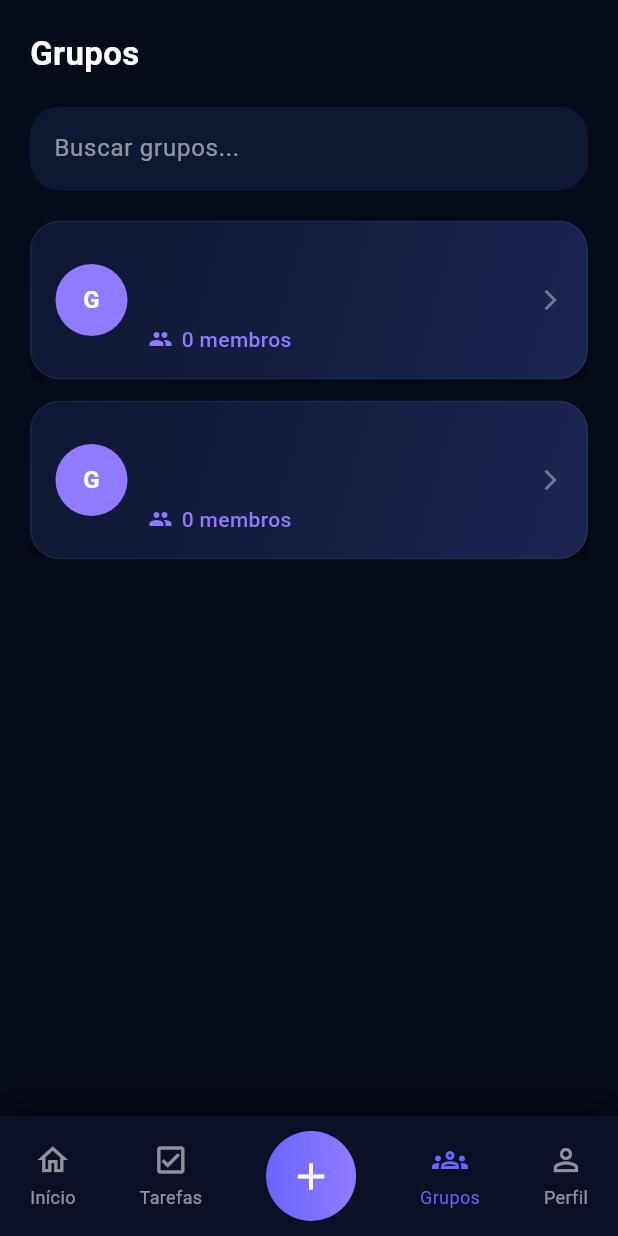
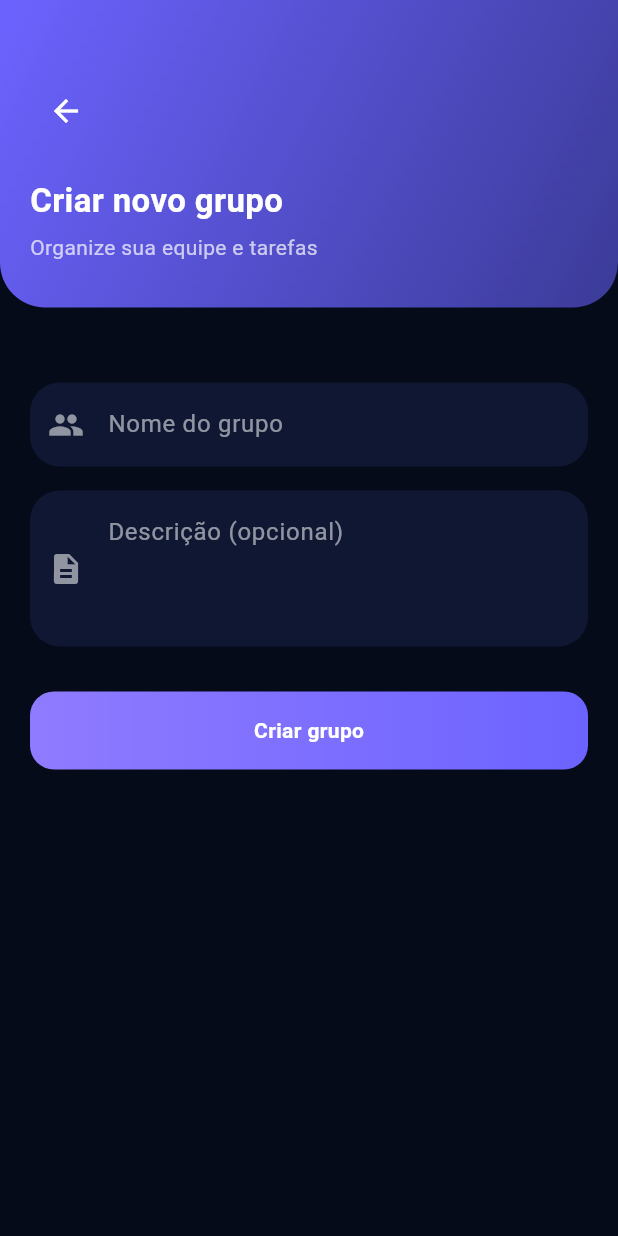
Before and after one commit to Bia-Lara/TeamFlow, a Flutter app: the screen it shows after launch, item 3 of the bottom bar chosen, on a phone screen of 412 x 824 dp. Run offline on Flutter 3.47's test engine with Material 3 defaults, Android fonts, the phone set to English and light mode, and no system bars.

Commit message:
feaat: pagina de criação de grupo

```diff
--- a/lib/core/widgets/app_bottom_navbar.dart
+++ b/lib/core/widgets/app_bottom_navbar.dart
@@ -1,4 +1,5 @@
 import 'package:flutter/material.dart';
+import '../../features/groups/presentation/pages/create_group_page.dart';
 
 class AppBottomNavbar extends StatelessWidget {
   final int currentIndex;
@@ -36,7 +37,7 @@ class AppBottomNavbar extends StatelessWidget {
 
           _buildItem(Icons.check_box_outlined, "Tarefas", 1),
 
-          _buildAddButton(),
+          _buildAddButton(context),
 
           _buildItem(Icons.groups_outlined, "Grupos", 2),
 
@@ -76,9 +77,18 @@ class AppBottomNavbar extends StatelessWidget {
     );
   }
 
-  Widget _buildAddButton() {
+  Widget _buildAddButton(BuildContext context) {
+    return GestureDetector(
+      onTap: () {
+        Navigator.push(
+          context,
+          MaterialPageRoute(
+            builder: (_) => const CreateGroupPage(),
+          ),
+        );
+      },
 
-    return Container(
+      child: Container(
         height: 60,
         width: 60,
 
@@ -97,6 +107,7 @@ class AppBottomNavbar extends StatelessWidget {
           color: Colors.white,
           size: 30,
         ),
+      ),
     );
   }
 }
--- /dev/null
+++ b/lib/features/groups/presentation/pages/create_group_page.dart
@@ -0,0 +1,179 @@
+import 'package:flutter/material.dart';
+import '../../data/group.entity.dart';
+
+class CreateGroupPage extends StatefulWidget {
+  const CreateGroupPage({super.key});
+
+  @override
+  State<CreateGroupPage> createState() => _CreateGroupPageState();
+}
+
+class _CreateGroupPageState extends State<CreateGroupPage> {
+
+  final nameController = TextEditingController();
+  final descController = TextEditingController();
+
+  void createGroup() {
+
+    final name = nameController.text.trim();
+    final desc = descController.text.trim();
+
+    if (name.isEmpty) return;
+
+    final group = Group(
+      name: name,
+      description: desc,
+      memberIds: [],
+    );
+
+    Navigator.pop(context, group);
+  }
+
+  @override
+  Widget build(BuildContext context) {
+
+    return Scaffold(
+      backgroundColor: const Color(0xFF060B1A),
+
+      body: Column(
+        children: [
+
+          // 🔥 HEADER PADRÃO
+          Container(
+            width: double.infinity,
+            padding: const EdgeInsets.fromLTRB(20, 50, 20, 30),
+
+            decoration: const BoxDecoration(
+              gradient: LinearGradient(
+                colors: [Color(0xFF6C63FF), Color(0xFF3B3B98)],
+                begin: Alignment.topLeft,
+                end: Alignment.bottomRight,
+              ),
+              borderRadius: BorderRadius.vertical(
+                bottom: Radius.circular(30),
+              ),
+            ),
+
+            child: Column(
+              crossAxisAlignment: CrossAxisAlignment.start,
+              children: [
+
+                Row(
+                  children: [
+                    IconButton(
+                      onPressed: () => Navigator.pop(context),
+                      icon: const Icon(Icons.arrow_back, color: Colors.white),
+                    ),
+                  ],
+                ),
+
+                const SizedBox(height: 20),
+
+                const Text(
+                  "Criar novo grupo",
+                  style: TextStyle(
+                    color: Colors.white,
+                    fontSize: 22,
+                    fontWeight: FontWeight.bold,
+                  ),
+                ),
+
+                const SizedBox(height: 6),
+
+                const Text(
+                  "Organize sua equipe e tarefas",
+                  style: TextStyle(color: Colors.white70),
+                ),
+              ],
+            ),
+          ),
+
+          const SizedBox(height: 30),
+
+          // 👇 FORM
+          Padding(
+            padding: const EdgeInsets.all(20),
+
+            child: Column(
+              children: [
+
+                // 🧾 NOME
+                Container(
+                  decoration: BoxDecoration(
+                    color: const Color(0xFF0F1733),
+                    borderRadius: BorderRadius.circular(20),
+                  ),
+                  child: TextField(
+                    controller: nameController,
+                    style: const TextStyle(color: Colors.white),
+
+                    decoration: const InputDecoration(
+                      hintText: "Nome do grupo",
+                      hintStyle: TextStyle(color: Colors.white54),
+                      prefixIcon: Icon(Icons.group, color: Colors.white54),
+                      border: InputBorder.none,
+                      contentPadding: EdgeInsets.all(16),
+                    ),
+                  ),
+                ),
+
+                const SizedBox(height: 16),
+
+                // 📝 DESCRIÇÃO
+                Container(
+                  decoration: BoxDecoration(
+                    color: const Color(0xFF0F1733),
+                    borderRadius: BorderRadius.circular(20),
+                  ),
+                  child: TextField(
+                    controller: descController,
+                    style: const TextStyle(color: Colors.white),
+                    maxLines: 3,
+
+                    decoration: const InputDecoration(
+                      hintText: "Descrição (opcional)",
+                      hintStyle: TextStyle(color: Colors.white54),
+                      prefixIcon: Icon(Icons.description, color: Colors.white54),
+                      border: InputBorder.none,
+                      contentPadding: EdgeInsets.all(16),
+                    ),
+                  ),
+                ),
+
+                const SizedBox(height: 30),
+
+                // 🚀 BOTÃO
+                SizedBox(
+                  width: double.infinity,
+                  child: InkWell(
+                    onTap: createGroup,
+                    borderRadius: BorderRadius.circular(16),
+
+                    child: Ink(
+                      padding: const EdgeInsets.symmetric(vertical: 16),
+                      decoration: BoxDecoration(
+                        gradient: const LinearGradient(
+                          colors: [Color(0xFF8F7BFF), Color(0xFF6C63FF)],
+                        ),
+                        borderRadius: BorderRadius.circular(16),
+                      ),
+                      child: const Center(
+                        child: Text(
+                          "Criar grupo",
+                          style: TextStyle(
+                            color: Colors.white,
+                            fontWeight: FontWeight.bold,
+                          ),
+                        ),
+                      ),
+                    ),
+                  ),
+                )
+              ],
+            ),
+          )
+        ],
+      ),
+    );
+  }
+}
```
Lines whose indentation alone changed are shown as unchanged.
